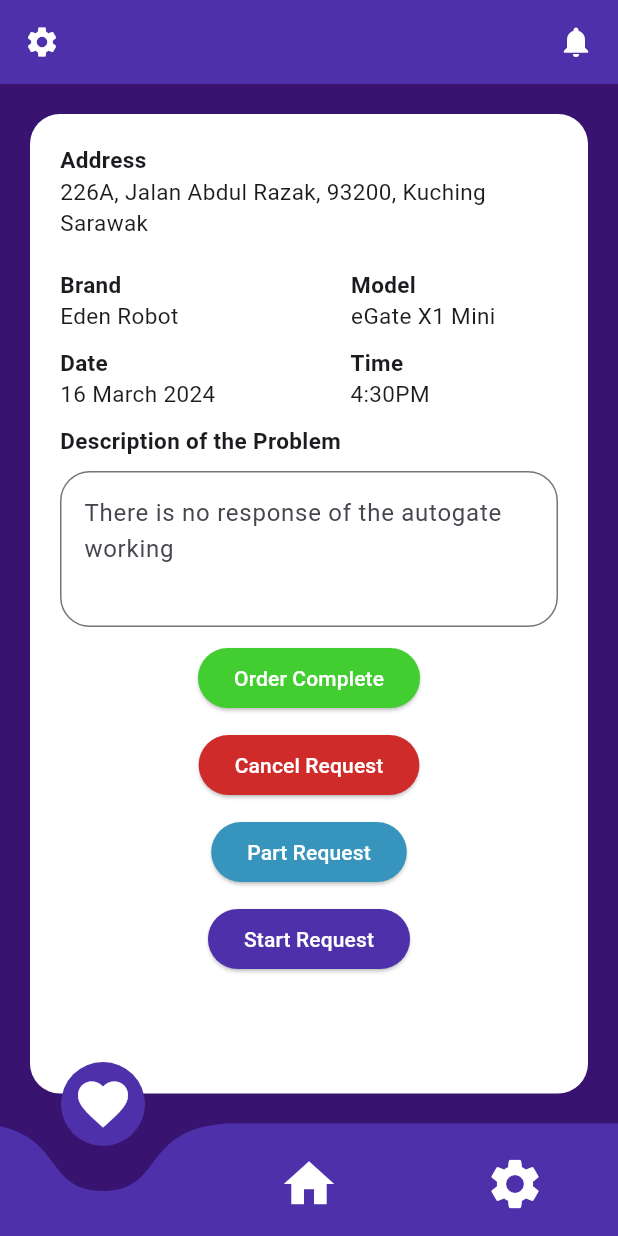
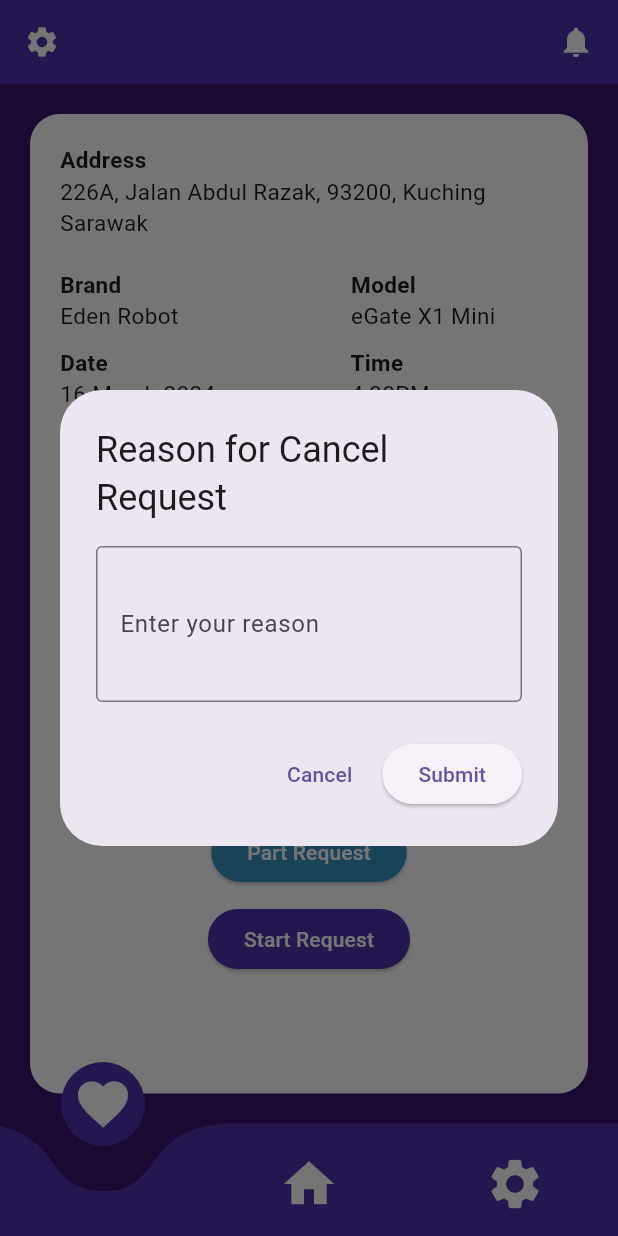
Before and after one commit to ChokJianHong/Technician-App, a Flutter app: the JobDetails screen opened directly, after a tap on "Cancel Request", on a phone screen of 412 x 824 dp. Run offline on Flutter 3.47's test engine with Material 3 defaults, Android fonts, the phone set to English and light mode, and no system bars; drawn by our look-alikes of curved_navigation_bar; our stand-ins replace table_calendar.

Commit message:
Cancel Request
Still have some bugs

```diff
--- a/technician_app/lib/Pages/Job_Details.dart
+++ b/technician_app/lib/Pages/Job_Details.dart
@@ -12,12 +12,64 @@ class JobDetails extends StatefulWidget {
 class _JobDetailsState extends State<JobDetails> {
 
   int _currentIndex = 1;
-
+  TextEditingController _reasonController = TextEditingController();
   void _onTapTapped(int index) {
     setState(() {
       _currentIndex = index;
     });
   }
+
+void _showCancelDialog(BuildContext context) {
+    showDialog(
+      context: context,
+      builder: (BuildContext context) {
+        return AlertDialog(
+          title: Text('Reason for Cancel Request'),
+          content: Column(
+            mainAxisSize: MainAxisSize.min,
+            children: [
+              TextField(
+                controller: _reasonController,
+                decoration: InputDecoration(
+                  labelText: 'Enter your reason',
+                  border: OutlineInputBorder(),
+                ),
+                maxLines: 3,
+              ),
+            ],
+          ),
+          actions: [
+            TextButton(
+              onPressed: () {
+                // Close the dialog without action
+                Navigator.of(context).pop();
+              },
+              child: Text('Cancel'),
+            ),
+            ElevatedButton(
+              onPressed: () {
+                // Handle the submit action
+                String reason = _reasonController.text;
+                print('Cancel Reason: $reason'); // Replace with actual action
+
+                // Clear the text field and close the dialog
+                _reasonController.clear();
+                Navigator.of(context).pop();
+              },
+              child: Text('Submit'),
+            ),
+          ],
+        );
+      },
+    );
+  }
+
+  @override
+  void dispose() {
+    _reasonController.dispose(); // Clean up the controller
+    super.dispose();
+  }
+
 
   @override
   Widget build(BuildContext context) {
@@ -95,7 +147,9 @@ class _JobDetailsState extends State<JobDetails> {
                         children: [
                           ElevatedButton(style: ElevatedButton.styleFrom(backgroundColor: Color(0xFF42CE30)),onPressed: () {}, child: Text('Order Complete',style: TextStyle(color: Colors.white),)),
                           SizedBox(height: 10,),
-                          ElevatedButton(style: ElevatedButton.styleFrom(backgroundColor: Color(0xFFD02B2B)),onPressed: () {}, child: Text('Cancel Request',style: TextStyle(color: Colors.white),)),
+                          ElevatedButton(style: ElevatedButton.styleFrom(backgroundColor: Color(0xFFD02B2B)),onPressed: () {
+                            _showCancelDialog(context);
+                          }, child: Text('Cancel Request',style: TextStyle(color: Colors.white),)),
                           SizedBox(height: 10,),
                           ElevatedButton(style: ElevatedButton.styleFrom(backgroundColor: Color(0xFF3795BD)),onPressed: () {}, child: Text('Part Request',style: TextStyle(color: Colors.white),)),
                           SizedBox(height: 10,),
--- a/technician_app/lib/main.dart
+++ b/technician_app/lib/main.dart
@@ -16,7 +16,7 @@ class MyApp extends StatelessWidget {
   Widget build(BuildContext context) {
     return MaterialApp(
       debugShowCheckedModeBanner: false,
-      home: History(),
+      home: JobDetails(),
     );
   }
 }
```
